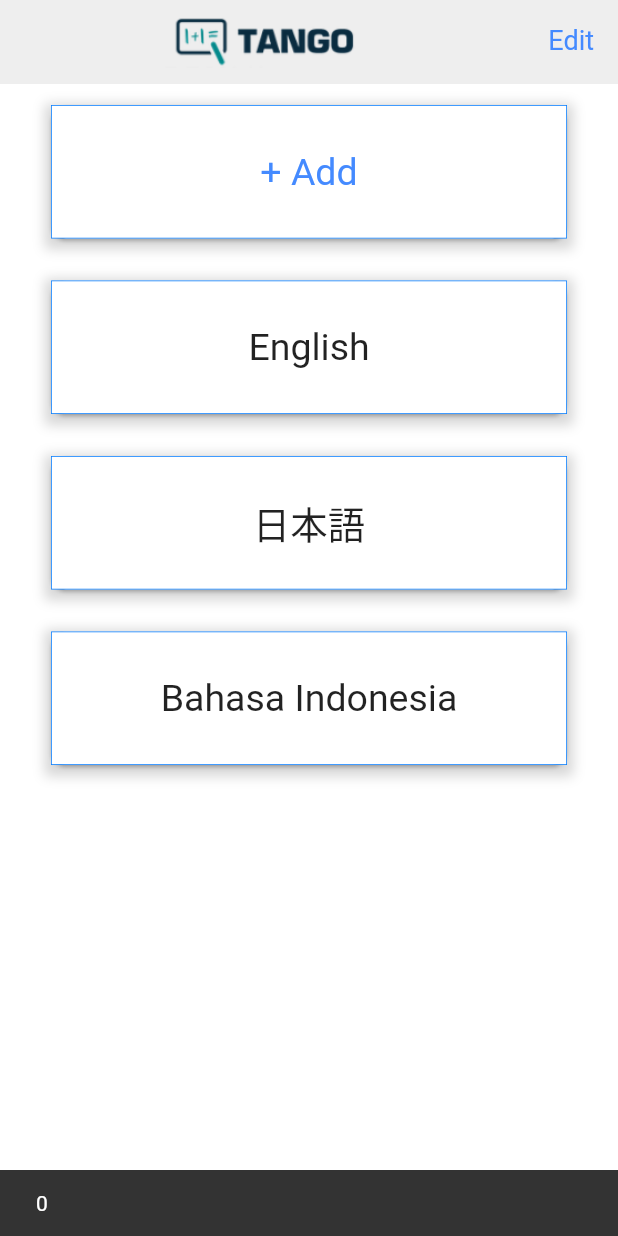
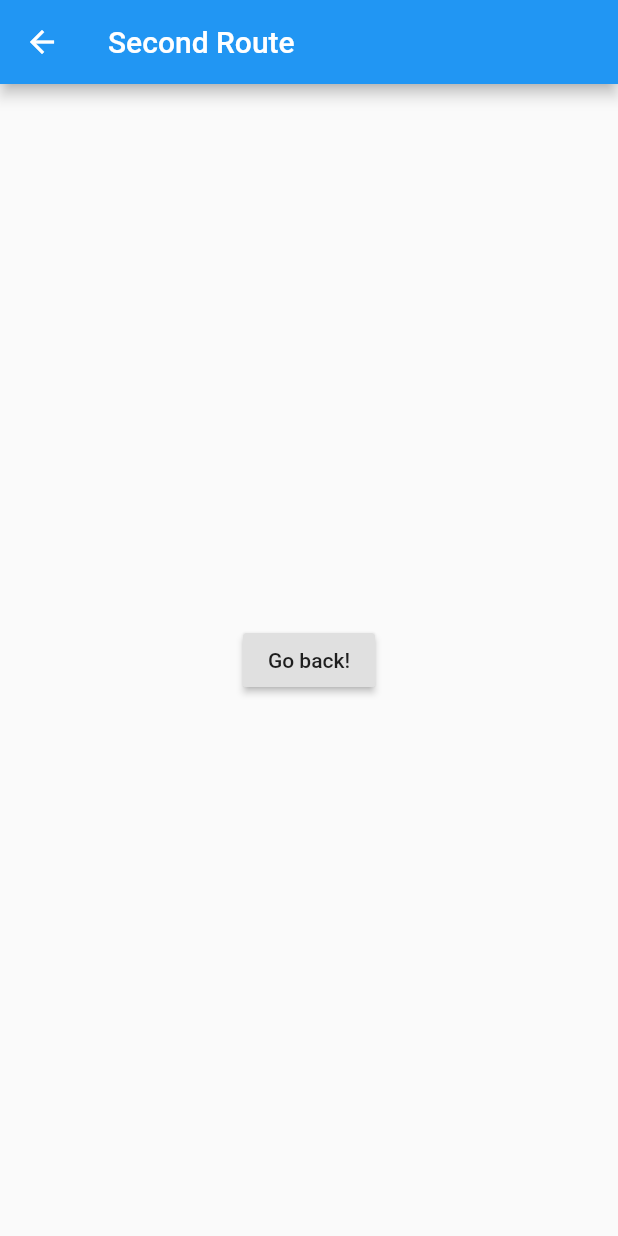
Before and after one commit to Tetsukick/TANGO, a Flutter app: the screen it shows after launch, after a tap on "+ Add", on a phone screen of 412 x 824 dp. Run offline on Flutter 3.47's test engine with Material 2 defaults, Android fonts, the phone set to English and light mode, and no system bars.

Commit message:
２画面目の作成（画面タップで画面遷移）

```diff
--- a/source_code/tango/lib/main.dart
+++ b/source_code/tango/lib/main.dart
@@ -115,9 +115,12 @@ class TangoGroupsListView extends StatelessWidget{
                     ),
                   ),
                 ),
-                onTap: () => Scaffold
-                    .of(context)
-                    .showSnackBar(SnackBar(content: Text(index.toString()))),
+                onTap: () {
+                  Navigator.push(
+                    context,
+                    MaterialPageRoute(builder: (context) => SecondRoute()),
+                  );
+                }
               );
             }
 
@@ -161,3 +164,22 @@ class TangoGroupsListView extends StatelessWidget{
         ));
   }
 }
+
+class SecondRoute extends StatelessWidget {
+  @override
+  Widget build(BuildContext context) {
+    return Scaffold(
+      appBar: AppBar(
+        title: Text("Second Route"),
+      ),
+      body: Center(
+        child: RaisedButton(
+          onPressed: () {
+            // Navigate back to first route when tapped.
+          },
+          child: Text('Go back!'),
+        ),
+      ),
+    );
+  }
+}
```
